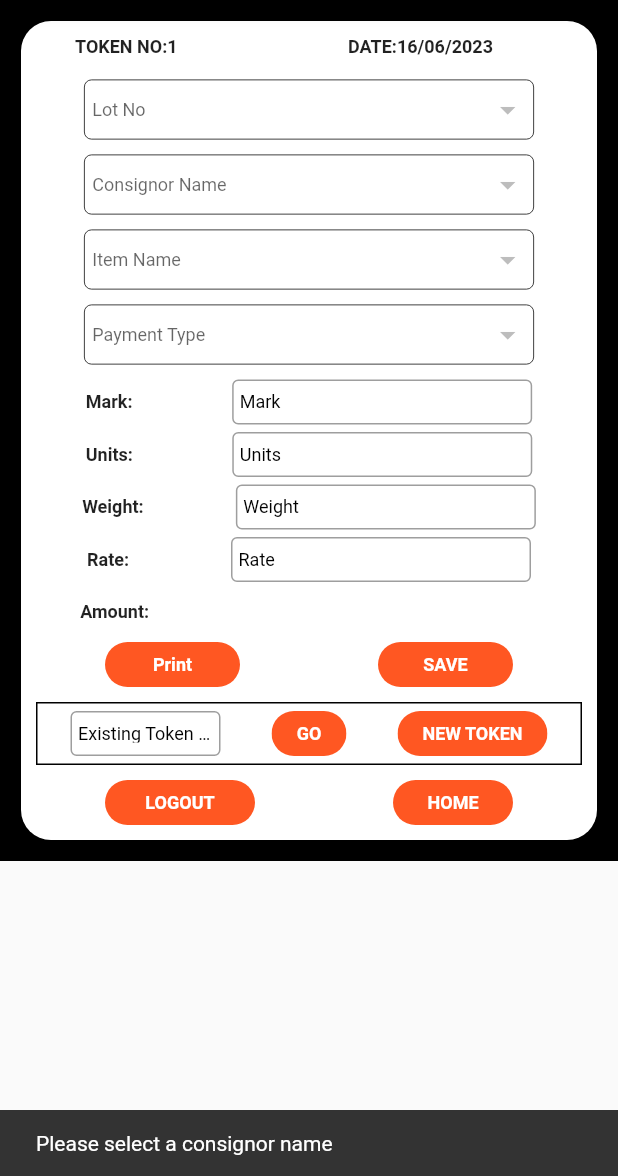
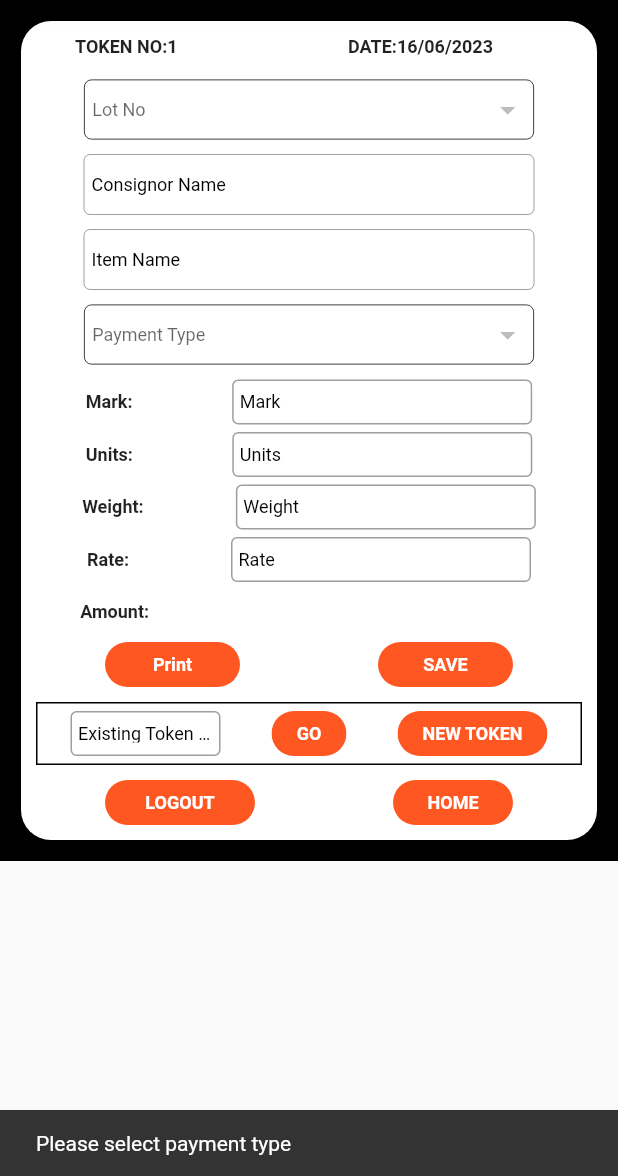
Before and after one commit to mukesh1811/ngx, a Flutter app: the Token screen opened directly, after a tap on "Print", on a phone screen of 412 x 824 dp, the part 60-1236 px from its top. Run offline on Flutter 3.47's test engine with Material 2 defaults, Android fonts, the phone set to English and light mode, and no system bars; our stand-ins replace csv, file_picker, permission_handler, sqflite; missing offline and left inert: excel; accounts and stored records are empty.

Commit message:
token textfield created and enabled the field

```diff
--- a/lib/screens/token.dart
+++ b/lib/screens/token.dart
@@ -13,8 +13,6 @@ class Token extends StatefulWidget {
 }
 
 class _TokenState extends State<Token> {
-  String? consignor_name_value;
-  String? item_name_value;
   String? payment_type_value;
   String? lot_no_value;
 
@@ -27,6 +25,8 @@ class _TokenState extends State<Token> {
   late List<String> payment_type_list = [];
   late List<String> lot_no_list = [];
 
+  final TextEditingController consignor = TextEditingController();
+  final TextEditingController item = TextEditingController();
   final TextEditingController _lotNo = TextEditingController();
   final TextEditingController _mark = TextEditingController();
   final TextEditingController _units = TextEditingController();
@@ -212,40 +212,18 @@ class _TokenState extends State<Token> {
                           width: 300,
                           height: 40,
                           child: Container(
-                            decoration: const ShapeDecoration(
-                                shape: RoundedRectangleBorder(
-                              side: BorderSide(
-                                  width: 0.5, style: BorderStyle.solid),
-                              borderRadius:
-                                  BorderRadius.all(Radius.circular(5.0)),
-                            )),
-                            child: DropdownButtonHideUnderline(
-                              child: Container(
-                                padding: const EdgeInsets.all(5),
-                                child: DropdownButton<String>(
-                                  hint: const Text("Consignor Name"),
-                                  style: const TextStyle(
-                                    color: Colors.black,
-                                    fontSize: 12,
-                                  ),
-                                  items: consignor_names_list
-                                      .map<DropdownMenuItem<String>>(
-                                          (String consignor) {
-                                    return DropdownMenuItem<String>(
-                                      value: consignor,
-                                      child: Text(consignor),
-                                    );
-                                  }).toList(),
-                                  value: consignor_name_value,
-                                  onChanged: (String? value) {
-                                    setState(() {
-                                      consignor_name_value = value ?? "";
-                                    });
-                                  },
-                                ),
-                              ),
+                              child: TextField(
+                            controller: consignor,
+                            obscureText: false,
+                            decoration: InputDecoration(
+                              labelText: 'Consignor Name',
+                              labelStyle:
+                                  TextStyle(color: Colors.black, fontSize: 12),
+                              contentPadding: EdgeInsets.all(5),
+                              border: OutlineInputBorder(),
                             ),
-                          ),
+                            enabled: false,
+                          )),
                         ),
                       ),
                       // Consignor Name ################
@@ -258,39 +236,18 @@ class _TokenState extends State<Token> {
                           width: 300,
                           height: 40,
                           child: Container(
-                            decoration: const ShapeDecoration(
-                                shape: RoundedRectangleBorder(
-                              side: BorderSide(
-                                  width: 0.5, style: BorderStyle.solid),
-                              borderRadius:
-                                  BorderRadius.all(Radius.circular(5.0)),
-                            )),
-                            child: DropdownButtonHideUnderline(
-                              child: Container(
-                                padding: const EdgeInsets.all(5),
-                                child: DropdownButton<String>(
-                                    hint: const Text("Item Name"),
-                                    style: const TextStyle(
-                                      color: Colors.black,
-                                      fontSize: 12,
-                                    ),
-                                    value: item_name_value,
-                                    onChanged: (String? value) {
-                                      setState(() {
-                                        item_name_value = value ?? "";
-                                      });
-                                    },
-                                    items: item_name_list
-                                        .map<DropdownMenuItem<String>>(
-                                            (String item) {
-                                      return DropdownMenuItem<String>(
-                                        value: item,
-                                        child: Text(item),
-                                      );
-                                    }).toList()),
-                              ),
+                              child: TextField(
+                            controller: item,
+                            obscureText: false,
+                            decoration: InputDecoration(
+                              labelText: 'Item Name',
+                              labelStyle:
+                                  TextStyle(color: Colors.black, fontSize: 12),
+                              contentPadding: EdgeInsets.all(5),
+                              border: OutlineInputBorder(),
                             ),
-                          ),
+                            enabled: false,
+                          )),
                         ),
                       ),
 
@@ -835,14 +792,6 @@ class _TokenState extends State<Token> {
   Future<SnackBar> saveToDB() async {
     print("Save");
 
-    if (consignor_name_value == null) {
-      return const SnackBar(content: Text("Please select a consignor name"));
-    }
-
-    if (item_name_value == null) {
-      return const SnackBar(content: Text("Please select an item name"));
-    }
-
     if (payment_type_value == null) {
       return const SnackBar(content: Text("Please select payment type"));
     }
@@ -868,8 +817,8 @@ class _TokenState extends State<Token> {
     }
 
     final data = {
-      'consignor_name': consignor_name_value,
-      'item_name': item_name_value,
+      'consignor_name': consignor.text,
+      'item_name': item.text,
       'payment_type': payment_type_value,
       'lot_no': _lotNo.text,
       'mark': _mark.text,
@@ -917,8 +866,8 @@ class _TokenState extends State<Token> {
     print(res);
 
     setState(() {
-      consignor_name_value = res['consignor_name'] as String?;
-      item_name_value = res['item_name'] as String?;
+      consignor.text = (res['consignor_name'] as String);
+      item.text = (res['item_name'] as String);
       payment_type_value = res['payment_type'] as String?;
       _lotNo.text = (res['lot_no'] as String?)!;
       _mark.text = (res['mark'] as String?)!;
@@ -958,8 +907,8 @@ class _TokenState extends State<Token> {
 
   void _clearFields() {
     setState(() {
-      consignor_name_value = null;
-      item_name_value = null;
+      consignor.text = "";
+      item.text = "";
       payment_type_value = null;
       _lotNo.text = "";
       _mark.text = "";
@@ -989,8 +938,8 @@ class _TokenState extends State<Token> {
     print(res);
 
     setState(() {
-      item_name_value = res['item_name'] as String?;
-      consignor_name_value = res['consignor_name'] as String;
+      item.text = res['item_name'] as String;
+      consignor.text = res['consignor_name'] as String;
 
       canSave = false;
     });
```
